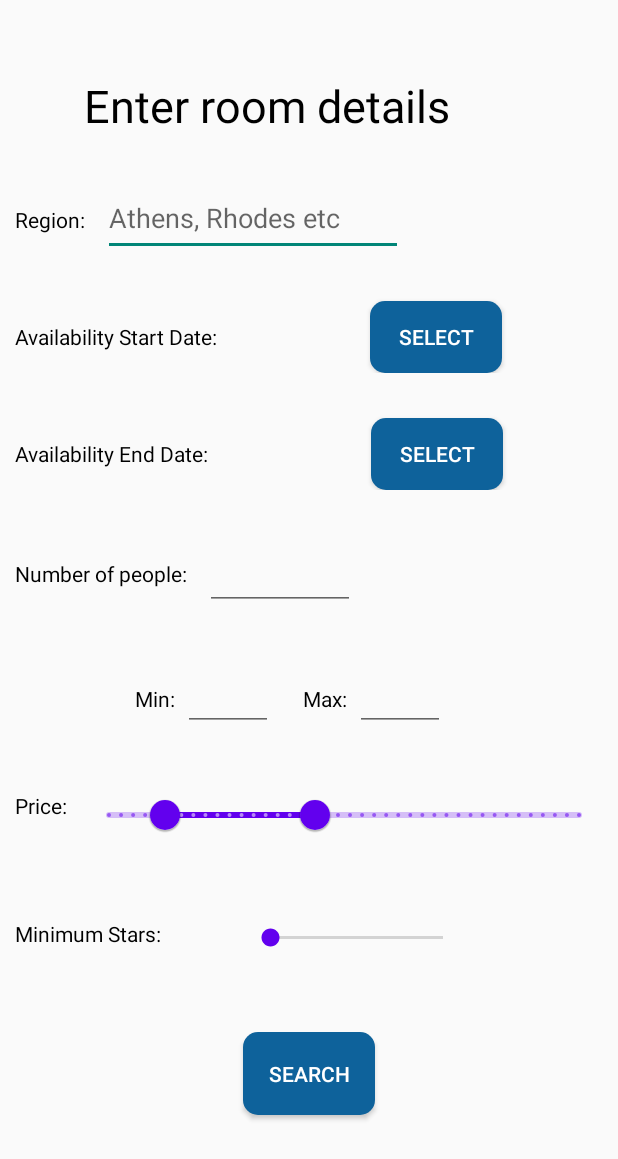
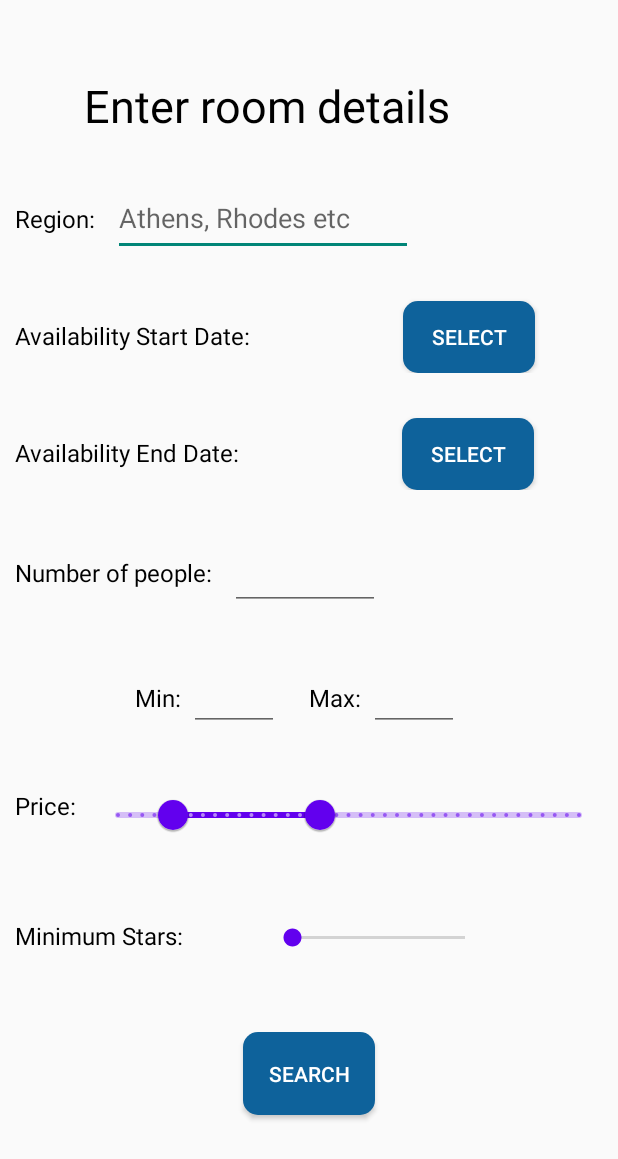
Before and after one commit to abki12c/Accommodation-Management-System, an Android app: the SearchActivity screen opened directly, with no data from a screen before it, on a phone screen of 412 x 824 dp. Shown: the top 1159 px of the screen. Run offline under Robolectric (Android 15) with nearby library versions, the phone set to English and light mode, and no system bars.

Commit message:
edited UI text size

```diff
--- a/android app/app/src/main/res/layout/activity_book.xml
+++ b/android app/app/src/main/res/layout/activity_book.xml
@@ -24,6 +24,7 @@
         android:orientation="horizontal">
 
         <TextView
+            android:textSize="16sp"
             android:textColor="@color/black"
             android:id="@+id/arrival_date_text"
             android:layout_width="wrap_content"
@@ -62,6 +63,7 @@
         android:layout_marginTop="10dp">
 
         <TextView
+            android:textSize="16sp"
             android:textColor="@color/black"
             android:id="@+id/departure_date_text"
             android:layout_width="wrap_content"
--- a/android app/app/src/main/res/layout/activity_search.xml
+++ b/android app/app/src/main/res/layout/activity_search.xml
@@ -28,6 +28,7 @@
             android:orientation="horizontal">
 
             <TextView
+                android:textSize="16sp"
                 android:textColor="@color/black"
                 android:id="@+id/region_textView"
                 android:layout_width="wrap_content"
@@ -54,6 +55,7 @@
             android:orientation="horizontal">
 
             <TextView
+                android:textSize="16sp"
                 android:textColor="@color/black"
                 android:id="@+id/availability_start_date_text"
                 android:layout_width="wrap_content"
@@ -90,6 +92,7 @@
             android:orientation="horizontal">
 
             <TextView
+                android:textSize="16sp"
                 android:textColor="@color/black"
                 android:id="@+id/availability_end_date_text"
                 android:layout_width="wrap_content"
@@ -126,6 +129,7 @@
             android:orientation="horizontal">
 
             <TextView
+                android:textSize="16sp"
                 android:textColor="@color/black"
                 android:id="@+id/noofpeople_textView"
                 android:layout_width="wrap_content"
@@ -152,6 +156,7 @@
             android:orientation="horizontal">
 
             <TextView
+                android:textSize="16sp"
                 android:textColor="@color/black"
                 android:id="@+id/min_price_textView"
                 android:layout_width="wrap_content"
@@ -171,6 +176,7 @@
                 android:inputType="number" />
 
             <TextView
+                android:textSize="16sp"
                 android:textColor="@color/black"
                 android:id="@+id/max_price_textView"
                 android:layout_width="wrap_content"
@@ -199,6 +205,7 @@
             android:orientation="horizontal">
 
             <TextView
+                android:textSize="16sp"
                 android:textColor="@color/black"
                 android:layout_gravity="center"
                 android:id="@+id/price_textView"
@@ -234,16 +241,18 @@
             android:orientation="horizontal">
 
             <TextView
-                android:textColor="@color/black"
                 android:id="@+id/min_stars_textView"
                 android:layout_width="wrap_content"
                 android:layout_height="wrap_content"
                 android:layout_marginLeft="10dp"
                 android:layout_marginTop="10dp"
                 android:layout_marginRight="2dp"
-                android:text="Minimum Stars:" />
+                android:text="Minimum Stars:"
+                android:textColor="@color/black"
+                android:textSize="16sp" />
 
             <TextView
+                android:textSize="16sp"
                 android:textColor="@color/black"
                 android:id="@+id/current_min_stars"
                 android:layout_width="30dp"
```
Also changed, not shown: android app/app/src/main/res/layout/activity_deatiled_room.xml (+8 -0 lines).
